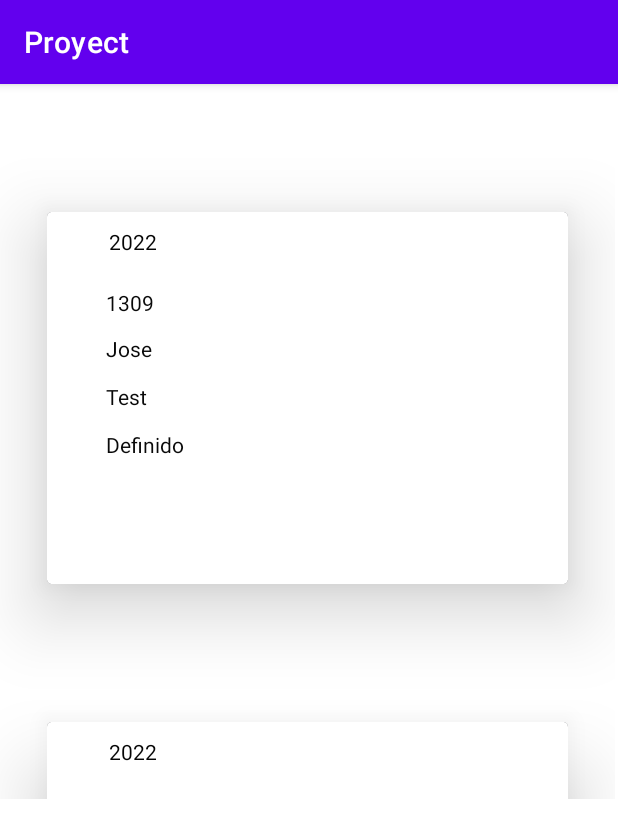
After one commit to wmartinezarteaga/Proyect, an Android app: the ManuSesion screen opened directly, with no data from a screen before it, on a phone screen of 412 x 824 dp. The commit adds this screen. Shown: the top 838 px of the screen. Run offline under Robolectric (Android 15) with nearby library versions, the phone set to English and light mode, and no system bars.

Commit message:
recicleView

```diff
--- /dev/null
+++ b/app/src/main/java/com/example/proyect/ManuSesion.java
@@ -0,0 +1,124 @@
+package com.example.proyect;
+
+import androidx.appcompat.app.AppCompatActivity;
+import androidx.recyclerview.widget.LinearLayoutManager;
+import androidx.recyclerview.widget.RecyclerView;
+
+import android.os.AsyncTask;
+import android.os.Bundle;
+import android.view.View;
+import android.widget.ProgressBar;
+import android.widget.Toast;
+
+import com.example.proyect.data.Adapter;
+
+import java.io.BufferedReader;
+import java.io.IOException;
+import java.io.InputStream;
+import java.io.InputStreamReader;
+import java.util.ArrayList;
+import java.util.List;
+
+import models.Sesions;
+
+public class ManuSesion extends AppCompatActivity {
+    List<String> listado = new ArrayList<String>();
+    ArrayList<models.Sesions> listado2 = new ArrayList<Sesions>();
+    private ProgressBar progress;
+    private RecyclerView recicle;
+    private Adapter adapter;
+    private String texto;
+    Sesions sesions;
+    private boolean tem;
+    @Override
+    protected void onCreate(Bundle savedInstanceState) {
+        super.onCreate(savedInstanceState);
+        setContentView(R.layout.activity_manu_sesion);
+
+        progress = findViewById(R.id.progressBar);
+        recicle = findViewById(R.id.recyclerView);
+        new Task1().execute(listado.toString().trim());
+    }
+
+    public void searhFileAccedDefined(){
+        texto = "";
+        listado.clear();
+        try {
+            InputStream file = this.getResources().openRawResource(R.raw.salidalog);
+            InputStreamReader fileLoad = new InputStreamReader(file);
+            BufferedReader br = new BufferedReader(fileLoad);
+            String linea = br.readLine();
+            String todo = "";
+
+            while (linea != null) {
+                todo = todo + linea + "\n";
+                listado.add(linea.toString().split("] ")[0]);
+                listado.add(linea.toString().split("] ")[1]);
+                listado.add(linea.toString().split("] ")[2]);
+                listado.add(linea.toString().split("] ")[3]);
+                listado.add(linea.toString().split("] ")[4]);
+                sesions = new Sesions(listado.get(0).toString(), listado.get(1).toString(), listado.get(2).toString(), listado.get(3).toString(), listado.get(4).toString());
+                linea = br.readLine();
+                listado2.add(sesions);
+            }
+
+
+            br.close();
+            fileLoad.close();
+            texto = todo;
+
+
+
+
+
+        } catch (IOException e) {
+            Toast toast = Toast.makeText(this.getBaseContext(),e.getMessage(), Toast.LENGTH_LONG);
+            toast.show();
+        }
+
+
+
+    }
+    class Task1 extends AsyncTask<String ,Void,String> {
+
+        @Override
+        protected void onPreExecute() {
+            progress.setVisibility(View.VISIBLE);
+        }
+
+        @Override
+        protected void onPostExecute(String s) {
+            progress.setVisibility(View.INVISIBLE);
+           // searhFileAccedDefined();
+            Sesions  sesions = new Sesions("2022","Jose","1309","Test","Definido");
+            Sesions  sesions1 = new Sesions("2022","Wilson","1309","Test","Definido");
+            Sesions  sesions2 = new Sesions("2022","Andres","1309","Test","Definido");
+            Sesions   sesions3 = new Sesions("2022","Luis","1309","Test","Definido");
+            listado2.add(sesions);
+            listado2.add(sesions1);
+            listado2.add(sesions2);
+            listado2.add(sesions3);
+            adapter = new Adapter(getBaseContext(), listado2);
+            recicle.setAdapter(adapter);
+            recicle.setLayoutManager(new LinearLayoutManager(getBaseContext()));
+
+        }
+        @Override
+        protected String doInBackground(String... strings) {
+
+
+            try{
+
+                Thread.sleep(2000);
+
+            }catch (InterruptedException e){
+
+                e.printStackTrace();
+
+
+            }
+
+            return strings[0];
+        }
+    }
+}
--- /dev/null
+++ b/app/src/main/java/com/example/proyect/data/Adapter.java
@@ -0,0 +1,71 @@
+package com.example.proyect.data;
+
+import android.content.Context;
+import android.view.LayoutInflater;
+import android.view.View;
+import android.view.ViewGroup;
+import android.widget.TextView;
+
+import androidx.annotation.NonNull;
+import androidx.recyclerview.widget.RecyclerView;
+
+import com.example.proyect.R;
+
+import java.util.ArrayList;
+
+import models.Sesions;
+
+public class Adapter extends RecyclerView.Adapter<SesionViewHolder> {
+    ArrayList<Sesions> listSesion;
+    LayoutInflater inflater;
+    View view;
+
+    public Adapter(Context context, ArrayList<Sesions> list) {
+
+        inflater = LayoutInflater.from(context);
+        this.listSesion = list;
+    }
+
+    @Override
+    public SesionViewHolder onCreateViewHolder(@NonNull ViewGroup parent, int viewType) {
+      view = inflater.inflate(R.layout.list_sesion, parent,false);
+        return new SesionViewHolder(view);
+    }
+
+    @Override
+    public void onBindViewHolder(@NonNull SesionViewHolder holder, int position) {
+        String date = listSesion.get(position).getDate();
+        String id = listSesion.get(position).getId();
+        String name = listSesion.get(position).getName();
+        String client = listSesion.get(position).getClient();
+        String access = listSesion.get(position).getAccess();
+        holder.txtid.setText(id);
+        holder.txtdate.setText(date);
+        holder.textname.setText(name);
+        holder.textclient.setText(client);
+        holder.textacces.setText(access);
+
+    }
+
+    @Override
+    public int getItemCount() {
+        return listSesion.size();
+    }
+}
+
+
+ class  SesionViewHolder extends RecyclerView.ViewHolder {
+ TextView txtdate,txtid,textname,textclient,textacces;
+//jjhjh
+    public SesionViewHolder(View itemView) {
+
+        super(itemView);
+
+       txtdate = itemView.findViewById(R.id.textDepend);
+       txtid  = itemView.findViewById(R.id.textID);
+       textname = itemView.findViewById(R.id.textLic);
+       textclient =itemView.findViewById(R.id.textnSerie);
+       textacces  =itemView.findViewById(R.id.textModel);
+
+    }
+}
--- /dev/null
+++ b/app/src/main/java/com/example/proyect/data/Sesions.java
@@ -0,0 +1,54 @@
+package models;
+
+public class Sesions {
+
+private String date,name,id,client,access;
+
+    public Sesions(String date, String name, String id, String client,String access) {
+        this.date = date;
+        this.name = name;
+        this.id = id;
+        this.client = client;
+        this.access =access;
+    }
+
+    public String getAccess() {
+        return access;
+    }
+
+    public void setAccess(String access) {
+        this.access = access;
+    }
+
+    public String getDate() {
+        return date;
+    }
+
+    public void setDate(String date) {
+        this.date = date;
+    }
+
+    public String getName() {
+        return name;
+    }
+
+    public void setName(String name) {
+        this.name = name;
+    }
+
+    public String getId() {
+        return id;
+    }
+
+    public void setId(String id) {
+        this.id = id;
+    }
+
+    public String getClient() {
+        return client;
+    }
+
+    public void setClient(String client) {
+        this.client = client;
+    }
+}
--- /dev/null
+++ b/app/src/main/res/layout/activity_manu_sesion.xml
@@ -0,0 +1,29 @@
+<?xml version="1.0" encoding="utf-8"?>
+<androidx.constraintlayout.widget.ConstraintLayout xmlns:android="http://schemas.android.com/apk/res/android"
+    xmlns:app="http://schemas.android.com/apk/res-auto"
+    xmlns:tools="http://schemas.android.com/tools"
+    android:layout_width="match_parent"
+    android:layout_height="match_parent"
+    tools:context=".ManuSesion">
+
+    <androidx.recyclerview.widget.RecyclerView
+        android:id="@+id/recyclerView"
+        android:layout_width="410dp"
+        android:layout_height="437dp"
+        app:layout_constraintBottom_toBottomOf="parent"
+        app:layout_constraintEnd_toEndOf="parent"
+        app:layout_constraintHorizontal_bias="0.0"
+        app:layout_constraintStart_toStartOf="parent"
+        app:layout_constraintTop_toTopOf="parent"
+        app:layout_constraintVertical_bias="0.119" />
+
+    <ProgressBar
+        android:id="@+id/progressBar"
+        style="?android:attr/progressBarStyle"
+        android:layout_width="wrap_content"
+        android:layout_height="wrap_content"
+        app:layout_constraintBottom_toBottomOf="@+id/recyclerView"
+        app:layout_constraintEnd_toEndOf="@+id/recyclerView"
+        app:layout_constraintStart_toStartOf="@+id/recyclerView"
+        app:layout_constraintTop_toTopOf="@+id/recyclerView" />
+</androidx.constraintlayout.widget.ConstraintLayout>
--- a/app/src/main/res/layout/activity_menu.xml
+++ b/app/src/main/res/layout/activity_menu.xml
@@ -62,7 +62,9 @@
             android:id="@+id/button4"
             android:layout_width="match_parent"
             android:layout_height="match_parent"
-            android:text="@string/BotomSG" />
+            android:text="@string/BotomSG"
+            android:onClick="Sesion"
+            />
     </androidx.cardview.widget.CardView>
 
     <androidx.cardview.widget.CardView
--- /dev/null
+++ b/app/src/main/res/layout/list_sesion.xml
@@ -0,0 +1,105 @@
+<?xml version="1.0" encoding="utf-8"?>
+<androidx.cardview.widget.CardView xmlns:android="http://schemas.android.com/apk/res/android"
+    xmlns:app="http://schemas.android.com/apk/res-auto"
+    xmlns:tools="http://schemas.android.com/tools"
+    android:id="@+id/list_sesiondb"
+    android:layout_width="wrap_content"
+    android:layout_height="wrap_content"
+    android:orientation="vertical"
+    app:cardCornerRadius="3dp"
+    app:cardElevation="30dp"
+    app:cardUseCompatPadding="true">
+
+
+    <RelativeLayout
+        android:id="@+id/cardModel"
+        android:layout_width="wrap_content"
+        android:layout_height="248dp"
+        android:background="#FFFFFF"
+        android:padding="10dp">
+
+        <TextView
+            android:id="@+id/textDepend"
+            android:layout_width="252dp"
+            android:layout_height="wrap_content"
+            android:layout_alignParentStart="true"
+            android:layout_alignParentEnd="true"
+            android:layout_marginStart="31dp"
+            android:layout_marginEnd="56dp"
+            android:textColor="#050505" />
+
+        <TextView
+            android:id="@+id/textID"
+            android:layout_width="290dp"
+            android:layout_height="wrap_content"
+            android:layout_below="@+id/textDepend"
+            android:layout_alignParentStart="true"
+            android:layout_alignParentEnd="true"
+            android:layout_marginStart="29dp"
+            android:layout_marginTop="21dp"
+            android:layout_marginEnd="40dp"
+            android:textColor="#090909" />
+
+        <TextView
+            android:id="@+id/textnSerie"
+            android:layout_width="273dp"
+            android:layout_height="wrap_content"
+            android:layout_below="@+id/textDepend"
+            android:layout_alignParentStart="true"
+            android:layout_alignParentEnd="true"
+            android:layout_marginStart="29dp"
+            android:layout_marginTop="84dp"
+            android:layout_marginEnd="37dp"
+            android:textColor="#090909" />
+
+        <TextView
+            android:id="@+id/textLic"
+            android:layout_width="272dp"
+            android:layout_height="wrap_content"
+            android:layout_below="@+id/textDepend"
+            android:layout_alignParentStart="true"
+            android:layout_alignParentEnd="true"
+            android:layout_marginStart="29dp"
+            android:layout_marginTop="52dp"
+            android:layout_marginEnd="38dp"
+            android:textColor="#090909" />
+
+        <TextView
+            android:id="@+id/textModel"
+            android:layout_width="wrap_content"
+            android:layout_height="wrap_content"
+            android:layout_below="@+id/textDepend"
+            android:layout_alignParentStart="true"
+            android:layout_alignParentEnd="true"
+            android:layout_marginStart="29dp"
+            android:layout_marginTop="116dp"
+            android:layout_marginEnd="37dp"
+            android:textColor="#090909" />
+
+        <TextView
+            android:id="@+id/textSo"
+            android:layout_width="wrap_content"
+            android:layout_height="wrap_content"
+            android:layout_below="@+id/textDepend"
+            android:layout_alignParentStart="true"
+            android:layout_alignParentEnd="true"
+            android:layout_marginStart="38dp"
+            android:layout_marginTop="149dp"
+            android:layout_marginEnd="48dp"
+            android:textColor="#090909" />
+
+        <TextView
+            android:id="@+id/textMarca"
+            android:layout_width="256dp"
+            android:layout_height="wrap_content"
+            android:layout_below="@+id/textDepend"
+            android:layout_alignParentStart="true"
+            android:layout_alignParentEnd="true"
+            android:layout_marginStart="41dp"
+            android:layout_marginTop="178dp"
+            android:layout_marginEnd="42dp"
+            android:textColor="#090909" />
+
+    </RelativeLayout>
+
+</androidx.cardview.widget.CardView>
```
Also changed, not shown: app/src/main/AndroidManifest.xml (+6 -3 lines), app/src/main/java/com/example/proyect/Menu.java (+7 -2 lines), app/src/main/res/raw/salidalog.txt (added, +46 -0 lines).
